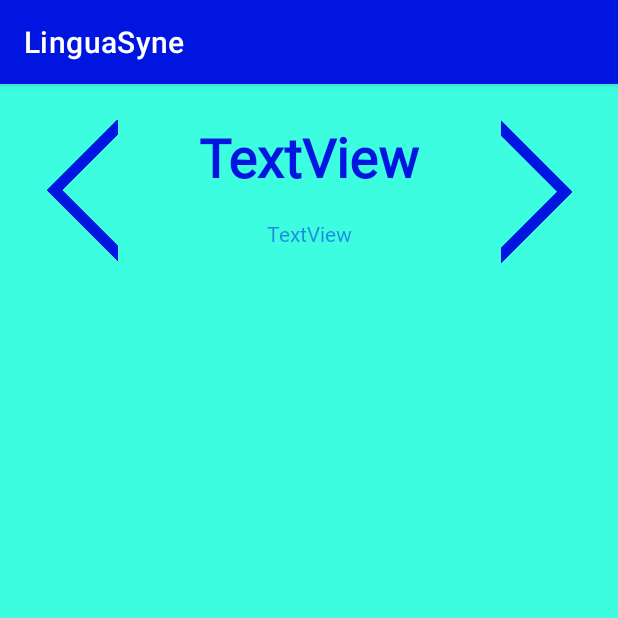
After one commit to DayMax86/LinguaSyne, an Android app: the DisplayTerm screen opened directly, with no data from a screen before it, on a phone screen of 412 x 824 dp, the top half of it. The commit adds this screen. Run offline under Robolectric (Android 15) with nearby library versions, the phone set to English and light mode, and no system bars.

Commit message:
Started design of vocabulary viewing activity.

```diff
--- a/app/src/main/AndroidManifest.xml
+++ b/app/src/main/AndroidManifest.xml
@@ -9,7 +9,8 @@
         android:roundIcon="@mipmap/ic_launcher_round"
         android:supportsRtl="true"
         android:theme="@style/Theme.LinguaSyne">
-        <activity android:name=".HomeActivity"></activity>
+        <activity android:name=".DisplayTerm"></activity>
+        <activity android:name=".HomeActivity" />
         <activity android:name=".LoginActivity">
             <intent-filter>
                 <action android:name="android.intent.action.MAIN" />
@@ -17,7 +18,7 @@
                 <category android:name="android.intent.category.LAUNCHER" />
             </intent-filter>
         </activity>
-        <activity android:name=".CreateAccountActivity"></activity>
+        <activity android:name=".CreateAccountActivity" />
     </application>
 
 </manifest>
--- /dev/null
+++ b/app/src/main/java/com/example/linguasyne/DisplayTerm.kt
@@ -0,0 +1,11 @@
+package com.example.linguasyne
+
+import androidx.appcompat.app.AppCompatActivity
+import android.os.Bundle
+
+class DisplayTerm : AppCompatActivity() {
+    override fun onCreate(savedInstanceState: Bundle?) {
+        super.onCreate(savedInstanceState)
+        setContentView(R.layout.activity_display_term)
+    }
+}
--- a/app/src/main/java/com/example/linguasyne/HomeActivity.kt
+++ b/app/src/main/java/com/example/linguasyne/HomeActivity.kt
@@ -83,7 +83,7 @@
                 signOut()
             }
             R.id.menu_test_item -> {
-                //Do something}
+                //Do something
             }
         }
         return super.onOptionsItemSelected(item)
--- a/app/src/main/java/com/example/linguasyne/LoginActivity.kt
+++ b/app/src/main/java/com/example/linguasyne/LoginActivity.kt
@@ -66,7 +66,4 @@
     }
 
 
-
-
-
 }
--- a/app/src/main/java/com/example/linguasyne/Vocab.kt
+++ b/app/src/main/java/com/example/linguasyne/Vocab.kt
@@ -21,8 +21,6 @@
         setGenders(term_genders)
         setTypes(term_types)
     }
-
-
 
 
 
--- /dev/null
+++ b/app/src/main/res/layout/activity_display_term.xml
@@ -0,0 +1,59 @@
+<?xml version="1.0" encoding="utf-8"?>
+<androidx.constraintlayout.widget.ConstraintLayout xmlns:android="http://schemas.android.com/apk/res/android"
+    xmlns:app="http://schemas.android.com/apk/res-auto"
+    xmlns:tools="http://schemas.android.com/tools"
+    android:layout_width="match_parent"
+    android:layout_height="match_parent"
+    android:background="@color/bg_teal"
+    tools:context=".DisplayTerm">
+
+    <TextView
+        android:id="@+id/term_name_textbox"
+        android:layout_width="209dp"
+        android:layout_height="62dp"
+        android:layout_marginTop="24dp"
+        android:color="@color/text_blue"
+        android:fontFamily="@font/cabin"
+        android:text="TextView"
+        android:textAlignment="center"
+        android:textAllCaps="false"
+        android:textColor="@color/text_blue"
+        android:textSize="36sp"
+        android:textStyle="bold"
+        app:layout_constraintEnd_toEndOf="parent"
+        app:layout_constraintStart_toStartOf="parent"
+        app:layout_constraintTop_toTopOf="parent" />
+
+    <TextView
+        android:id="@+id/term_unlock_level_textbox"
+        android:layout_width="wrap_content"
+        android:layout_height="wrap_content"
+        android:layout_marginTop="4dp"
+        android:fontFamily="@font/cabin"
+        android:text="TextView"
+        android:textColor="@color/hint_blue"
+        app:layout_constraintEnd_toEndOf="@+id/term_name_textbox"
+        app:layout_constraintStart_toStartOf="@+id/term_name_textbox"
+        app:layout_constraintTop_toBottomOf="@+id/term_name_textbox" />
+
+    <ImageView
+        android:id="@+id/left_arrow_image"
+        android:layout_width="55dp"
+        android:layout_height="94dp"
+        android:layout_marginStart="8dp"
+        app:layout_constraintEnd_toStartOf="@+id/term_name_textbox"
+        app:layout_constraintStart_toStartOf="parent"
+        app:layout_constraintTop_toTopOf="@+id/term_name_textbox"
+        app:srcCompat="@drawable/opaqueleftarrow" />
+
+    <ImageView
+        android:id="@+id/right_arrow_image"
+        android:layout_width="55dp"
+        android:layout_height="95dp"
+        android:layout_marginEnd="8dp"
+        app:layout_constraintEnd_toEndOf="parent"
+        app:layout_constraintStart_toEndOf="@+id/term_name_textbox"
+        app:layout_constraintTop_toTopOf="@+id/term_name_textbox"
+        app:srcCompat="@drawable/opaquerightarrow" />
+
+</androidx.constraintlayout.widget.ConstraintLayout>
```
Also changed, not shown: app/src/main/res/drawable/alphaleftarrow.png (added), app/src/main/res/drawable/alphamars.png (added), app/src/main/res/drawable/alpharightarrow.png (added), app/src/main/res/drawable/alphavenus.png (added), app/src/main/res/drawable/opaqueleftarrow.png (added), app/src/main/res/drawable/opaquemars.png (added), app/src/main/res/drawable/opaquerightarrow.png (added), app/src/main/res/drawable/opaquevenus.png (added).
